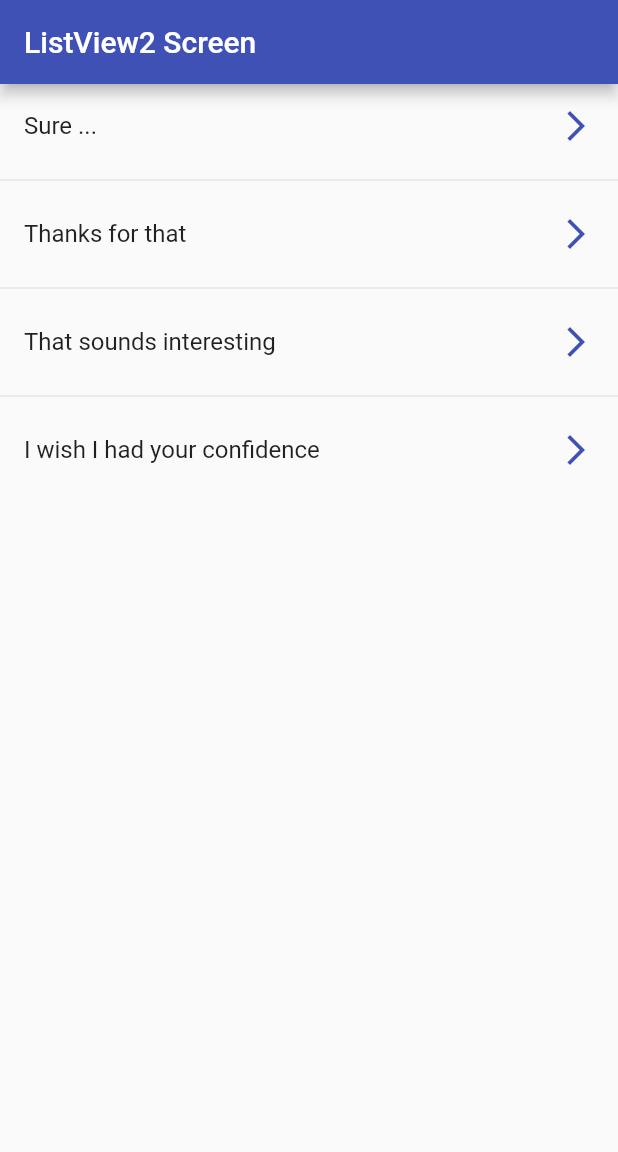
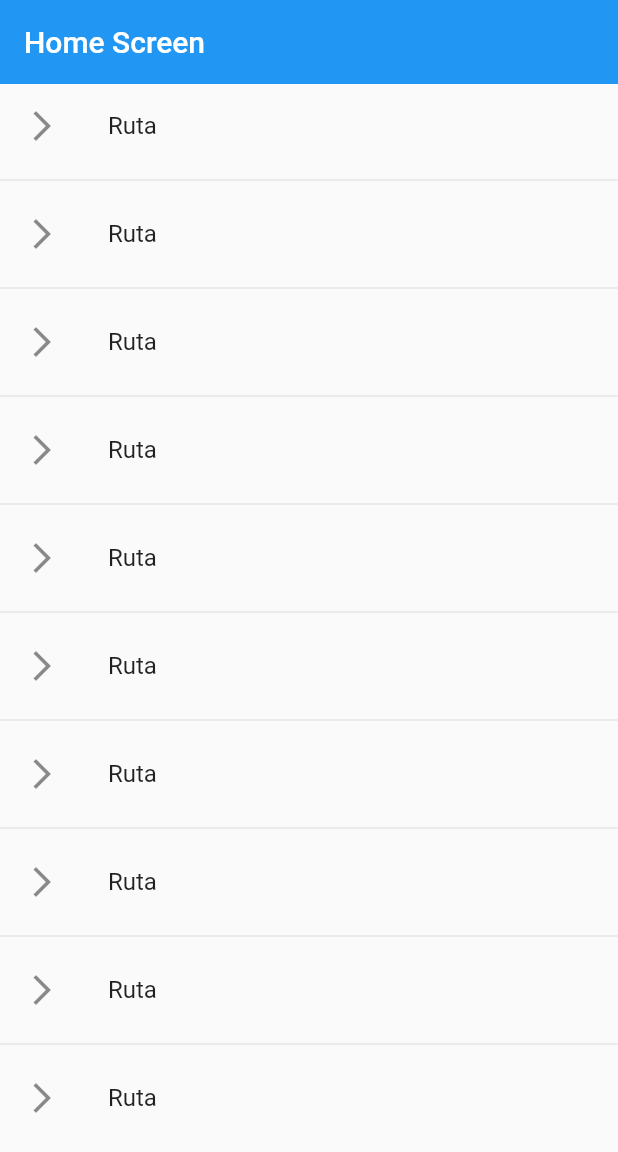
Before and after one commit to eidepozo/fl_components, a Flutter app: the screen it shows after launch, on a phone screen of 412 x 824 dp. Shown: the top 1152 px of the screen. Run offline on Flutter 3.47's test engine with Material 2 defaults, Android fonts, the phone set to English and light mode, and no system bars.

Commit message:
Agrega configuracion para manejo de rutas

```diff
--- a/fl_components/lib/main.dart
+++ b/fl_components/lib/main.dart
@@ -1,5 +1,5 @@
-import 'package:fl_components/screens/listview2_screen.dart';
 import 'package:flutter/material.dart';
+import 'package:fl_components/screens/screens.dart';
 
 void main() => runApp(const MyApp());
 
@@ -8,6 +8,20 @@ class MyApp extends StatelessWidget {
 
   @override
   Widget build(BuildContext context) {
-    return const MaterialApp(title: 'Material App', home: Listview2Screen());
+    return MaterialApp(
+        debugShowCheckedModeBanner: false,
+        title: 'Material App',
+        initialRoute: 'home',
+        routes: {
+          'listview1': (BuildContext context) => const Listview1Screen(),
+          'listview2': (BuildContext context) => const Listview2Screen(),
+          'card': (BuildContext context) => const CardScreen(),
+          'alert': (BuildContext context) => const AlertScreen(),
+          'home': (BuildContext context) => const HomeScreen()
+        },
+        onGenerateRoute: (settings) {
+          //print(settings);
+          return MaterialPageRoute(builder: (context) => const HomeScreen());
+        });
   }
 }
--- /dev/null
+++ b/fl_components/lib/screens/home_screen.dart
@@ -0,0 +1,24 @@
+import 'package:fl_components/screens/screens.dart';
+import 'package:flutter/material.dart';
+
+class HomeScreen extends StatelessWidget {
+  const HomeScreen({Key? key}) : super(key: key);
+
+  @override
+  Widget build(BuildContext context) {
+    return Scaffold(
+        appBar: AppBar(title: const Text('Home Screen'), elevation: 0),
+        body: ListView.separated(
+            itemBuilder: (context, index) => ListTile(
+                title: const Text('Ruta'),
+                leading: const Icon(Icons.arrow_forward_ios),
+                onTap: (() {
+                  //final route = MaterialPageRoute(
+                  //    builder: (context) => const Listview1Screen());
+                  //Navigator.push(context, route);
+                  Navigator.pushNamed(context, 'listview1');
+                })), //const Text('Hola mundo'),
+            separatorBuilder: (_, __) => const Divider(),
+            itemCount: 10));
+  }
+}
--- /dev/null
+++ b/fl_components/lib/screens/screens.dart
@@ -0,0 +1,5 @@
+export 'package:fl_components/screens/alert_screen.dart';
+export 'package:fl_components/screens/card_screen.dart';
+export 'package:fl_components/screens/home_screen.dart';
+export 'package:fl_components/screens/listview1_screen.dart';
+export 'package:fl_components/screens/listview2_screen.dart';
```
Also changed, not shown: fl_components/lib/screens/alert_screen.dart (added, +14 -0 lines), fl_components/lib/screens/card_screen.dart (added, +14 -0 lines).
